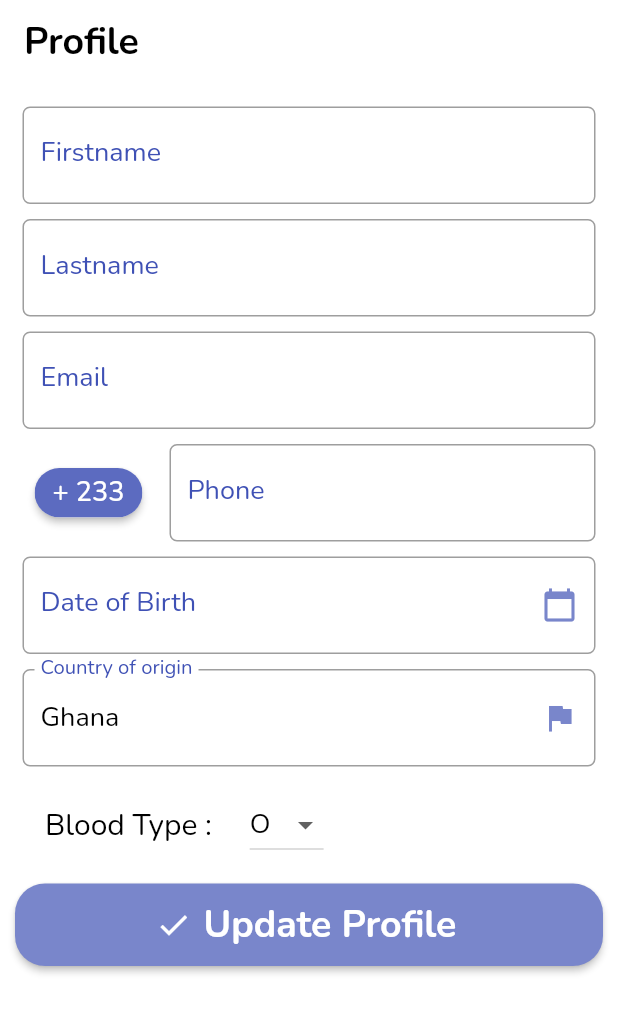
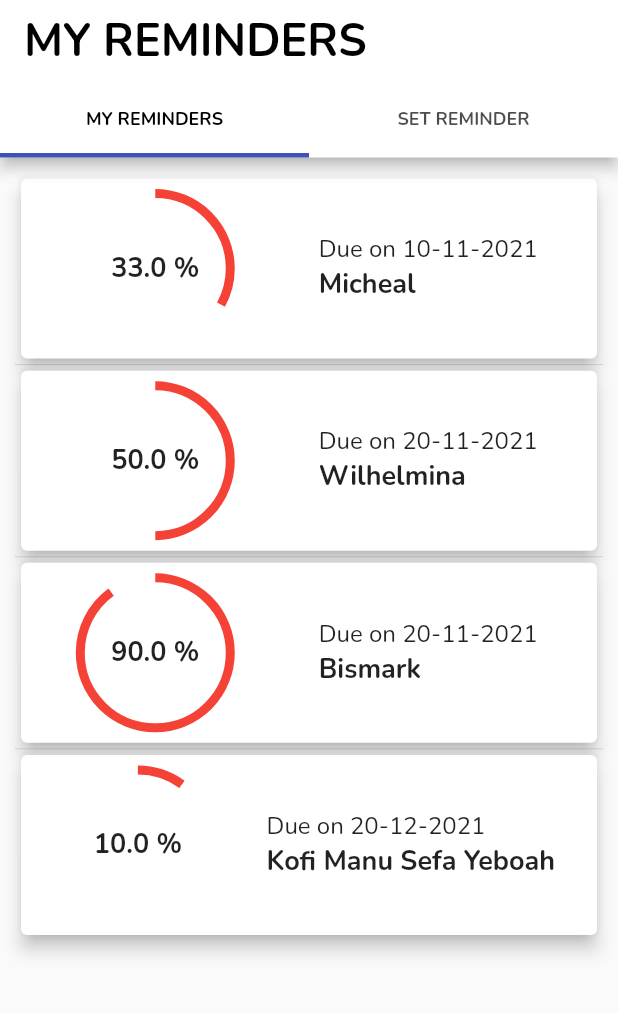
Before and after one commit to darkomike/productx, a Flutter app: the screen it shows after launch, on a phone screen of 412 x 824 dp. Shown: the top 1013 px of the screen. Run offline on Flutter 3.47's test engine with Material 2 defaults, Android fonts, the phone set to English and light mode, and no system bars; our stand-ins replace country_picker, google_fonts.

Commit message:
my reminders added

```diff
--- a/lib/main.dart
+++ b/lib/main.dart
@@ -1,5 +1,6 @@
 import 'package:flutter/material.dart';
 import 'package:productx/views/edit_profile.dart';
+import 'package:productx/views/reminder.dart';
 
 
 void main() {
@@ -18,7 +19,7 @@ class MyApp extends StatelessWidget {
         accentColor: Colors.white
 
       ),
-      home: CompleteProfile(),
+      home: Reminder(),
     );
   }
 }
--- /dev/null
+++ b/lib/models/reminderModel.dart
@@ -0,0 +1,29 @@
+class ReminderModel {
+  double progress = 0.0;
+  String dueDate = "";
+  String user = "";
+
+
+  ReminderModel({
+    required this.dueDate,
+    required this.user,
+    required this.progress
+});
+
+
+  Map<String, dynamic> toMap(){
+    final Map<String, dynamic> data = Map<String, dynamic>();
+
+    data["progress"] = this.progress;
+    data["user"] = this.user;
+    data["dueDate"] = this.dueDate;
+
+    return data;
+  }
+
+  ReminderModel.fromMap(Map<String, dynamic> map) {
+    user = map["user"];
+    progress = map["progress"];
+    dueDate = map["dueDate"];
+  }
+}
--- /dev/null
+++ b/lib/views/reminder.dart
@@ -0,0 +1,211 @@
+import 'package:flutter/gestures.dart';
+import 'package:flutter/material.dart';
+import 'package:google_fonts/google_fonts.dart';
+import 'package:productx/models/reminderModel.dart';
+import 'package:productx/views/edit_profile.dart';
+
+class Reminder extends StatefulWidget {
+  const Reminder({Key? key}) : super(key: key);
+
+  @override
+  _ReminderState createState() => _ReminderState();
+}
+
+class _ReminderState extends State<Reminder>
+    with SingleTickerProviderStateMixin {
+  static const List<Tab> myTabs = <Tab>[
+    Tab(
+      text: "MY REMINDERS",
+    ),
+    Tab(
+      text: "SET REMINDER",
+    )
+  ];
+
+  late TabController _tabController;
+  int _defaultTitle = 0;
+
+  List  reminders = [
+    {
+      "user": "Micheal",
+      "dueDate": "10-11-2021",
+      "progress": 0.33
+    },
+    {
+      "user": "Wilhelmina",
+      "dueDate": "20-11-2021",
+      "progress": 0.5
+    },
+    {
+      "user": "Bismark",
+      "dueDate": "20-11-2021",
+      "progress": 0.9
+    }, {
+      "user": "Kofi Manu Sefa Yeboah",
+      "dueDate": "20-12-2021",
+      "progress": 0.1
+    }
+  ];
+
+  @override
+  void initState() {
+    // TODO: implement initState
+
+    super.initState();
+    _tabController = TabController(length: myTabs.length, vsync: this);
+  }
+
+  @override
+  void dispose() {
+    // TODO: implement dispose
+    super.dispose();
+    _tabController.dispose();
+  }
+
+  @override
+  Widget build(BuildContext context) {
+    return Scaffold(
+        appBar: AppBar(
+          backgroundColor: Colors.white,
+          title: Text(_defaultTitle == 0 ? "MY REMINDERS" : "SET REMINDER", style: GoogleFonts.nunito(fontSize: 30, color: Colors.black,fontWeight: FontWeight.bold)),
+          bottom: TabBar(
+            indicatorColor: Colors.indigo,
+            isScrollable: false,
+            dragStartBehavior: DragStartBehavior.start,
+
+            onTap: (value) {
+              setState(() {
+                _defaultTitle = value;
+              });
+            },
+
+            labelStyle:  GoogleFonts.nunito(fontSize: 12, fontWeight: FontWeight.bold),labelColor: Colors.black, indicatorWeight: 3,
+            tabs: myTabs,
+            controller: _tabController,
+          ),
+        ),
+        body: TabBarView(
+          controller: _tabController,
+          physics: ScrollPhysics(),
+          children: [
+            buildMyReminders(),
+            SetReminder()
+          ],
+        ));
+  }
+
+  Container buildMyReminders() {
+    return Container(
+            margin: EdgeInsets.symmetric(vertical: 10, horizontal: 10),
+            child: RefreshIndicator(
+              onRefresh: onPageRefresh,
+              child: ListView.separated(itemBuilder: (context, index) {
+
+                ReminderModel reminder = ReminderModel.fromMap(reminders[index]);
+
+                return MyReminderCard(reminder: reminder);
+              }, separatorBuilder: (context, index){
+                return Divider(height: 0.1,);
+              }, itemCount: reminders.length)
+
+              ,
+            ),
+          );
+  }
+
+ Future onPageRefresh()async {
+//TODO: Refresh my reminders
+}
+}
+
+class SetReminder extends StatelessWidget {
+  const SetReminder({
+    Key? key,
+  }) : super(key: key);
+
+  @override
+  Widget build(BuildContext context) {
+    return Container(
+      margin: EdgeInsets.symmetric(horizontal: 10, vertical: 10),
+      child: ListView(
+        children: [
+          CustomTextField(hintText: "Name of Drug", labelText: "Name of Drug"),
+          CustomTextField(hintText: "Pharmacy", labelText: "Pharmacy"),
+          CustomTextField(hintText: "Set data", labelText: "Set Data"),
+          CustomTextField(hintText: "Description", labelText: "Description"),
+
+
+          Container(
+              height: 55,
+              width: 200,
+              margin: EdgeInsets.symmetric(vertical: 5),
+              child: ElevatedButton.icon(
+
+                  icon: Icon(Icons.save),
+                  style: ElevatedButton.styleFrom(
+                    minimumSize: Size.fromWidth(200),
+
+                    shape: RoundedRectangleBorder(
+                        borderRadius: BorderRadius.circular(20)),
+                    primary: Colors.indigo[300],
+                  ),
+                  onPressed: () {
+                    //TODO: Complete Profile button
+                  },
+                  label: Text("Save",
+                      style: GoogleFonts.nunito(
+                          color: Colors.white,
+                          fontSize: 20,
+                          fontWeight: FontWeight.bold)))),
+
+        ],
+      ),
+    );
+  }
+}
+
+class MyReminderCard extends StatelessWidget {
+  const MyReminderCard({
+    Key? key,
+    required this.reminder,
+  }) : super(key: key);
+
+  final ReminderModel reminder;
+
+  @override
+  Widget build(BuildContext context) {
+    return Card(
+      elevation: 5,
+      child: Container(
+        padding: EdgeInsets.all(10),
+        child: Row(
+          mainAxisAlignment: MainAxisAlignment.spaceAround,
+          children: [
+            Stack(
+              alignment: Alignment.center,
+              children: [
+                SizedBox(
+                  height: 100,
+                  width: 100,
+                  child: CircularProgressIndicator(
+                    strokeWidth: 6,
+                        color: Colors.red,
+                        value: reminder.progress,
+                  ),
+                ),
+                Text("${reminder.progress * 100} " + "%", style: GoogleFonts.nunito(fontSize: 18, fontWeight: FontWeight.bold),)
+              ],
+            ),
+            Column(
+              crossAxisAlignment: CrossAxisAlignment.start,
+              children: [
+                Text("Due on ${reminder.dueDate}", style: GoogleFonts.nunito(fontSize: 16), )
+                ,Text("${reminder.user}", style: GoogleFonts.nunito(fontSize: 18, fontWeight: FontWeight.bold), )
+              ],
+            )
+          ],
+        ),
+      ),
+    );
+  }
+}
```
